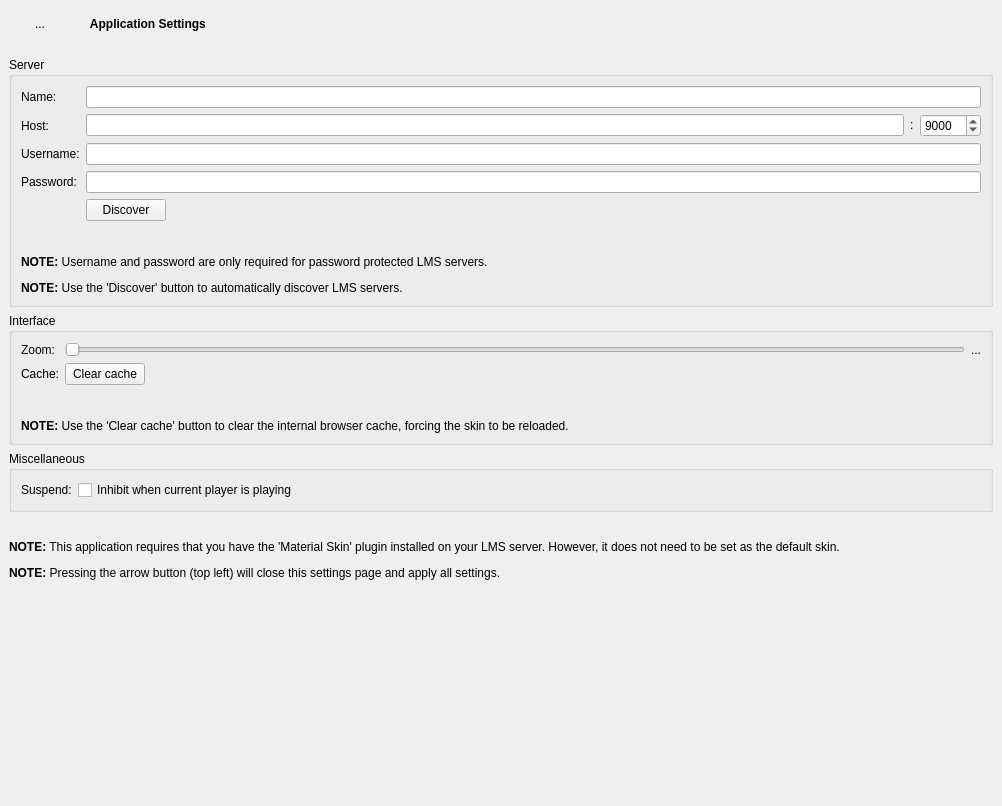
Before: the Qt Designer form src/settingswidget.ui in CDrummond/melodeon, drawn with Qt 5.
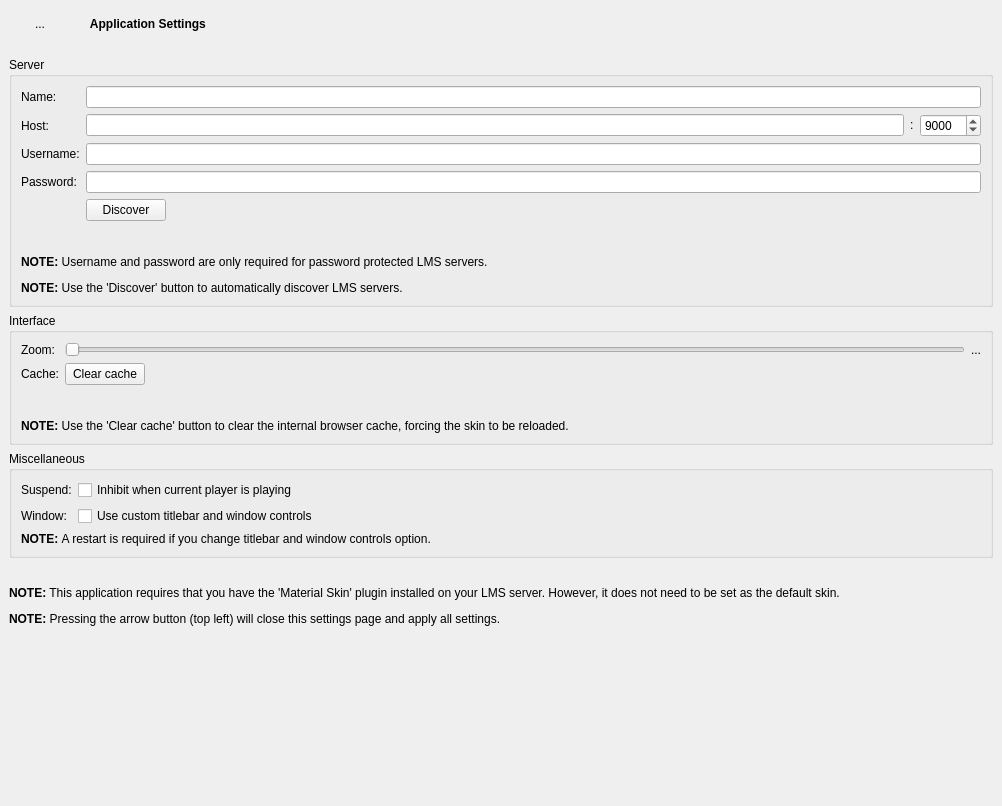
After: the same form once the commit is applied.

Commit message: Add option to use custom titlebar.

What changed in the file:
```diff
--- a/src/settingswidget.ui
+++ b/src/settingswidget.ui
@@ -408,6 +408,30 @@
             </property>
            </widget>
           </item>
+          <item row="1" column="0">
+           <widget class="QLabel" name="customTitlebarLabel">
+            <property name="text">
+             <string>Window:</string>
+            </property>
+           </widget>
+          </item>
+          <item row="1" column="1">
+           <widget class="QCheckBox" name="customTitlebar">
+            <property name="text">
+             <string>Use custom titlebar and window controls</string>
+            </property>
+           </widget>
+          </item>
+          <item row="3" column="0" colspan="2">
+           <widget class="QLabel" name="customTitlebarNote">
+            <property name="text">
+             <string>&lt;html&gt;&lt;head/&gt;&lt;body&gt;&lt;p&gt;&lt;span style=&quot; font-weight:600;&quot;&gt;NOTE: &lt;/span&gt;A restart is required if you change titlebar and window controls option.&lt;/p&gt;&lt;/body&gt;&lt;/html&gt;</string>
+            </property>
+            <property name="wordWrap">
+             <bool>true</bool>
+            </property>
+           </widget>
+          </item>
          </layout>
         </widget>
        </item>
```
The commit also changes 6 other files.
